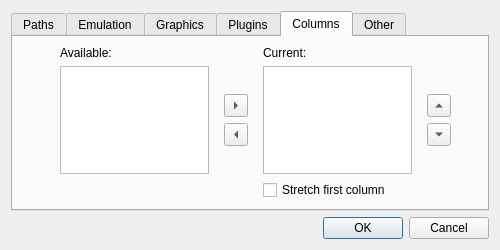
Above: src/settingsdialog.ui from dh4/mupen64plus-qt before the change. Below: the same form after it.
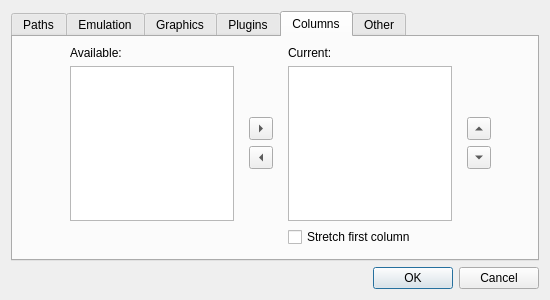
That is the form after the change. The open tabs and pages were chosen to show the change.

Commit message: Fix ugly horizontal scrollbar in Ubuntu

What changed in the file:
```diff
--- a/src/settingsdialog.ui
+++ b/src/settingsdialog.ui
@@ -6,14 +6,14 @@
    <rect>
     <x>0</x>
     <y>0</y>
-    <width>500</width>
-    <height>250</height>
+    <width>550</width>
+    <height>300</height>
    </rect>
   </property>
   <property name="minimumSize">
    <size>
-    <width>500</width>
-    <height>250</height>
+    <width>550</width>
+    <height>300</height>
    </size>
   </property>
   <property name="windowTitle">
@@ -385,9 +385,15 @@
          </property>
          <item row="1" column="0">
           <widget class="QListWidget" name="availableList">
-           <property name="maximumSize">
+           <property name="minimumSize">
             <size>
              <width>160</width>
+             <height>0</height>
+            </size>
+           </property>
+           <property name="maximumSize">
+            <size>
+             <width>170</width>
              <height>250</height>
             </size>
            </property>
@@ -431,9 +437,15 @@
          </item>
          <item row="1" column="2">
           <widget class="QListWidget" name="currentList">
-           <property name="maximumSize">
+           <property name="minimumSize">
             <size>
              <width>160</width>
+             <height>0</height>
+            </size>
+           </property>
+           <property name="maximumSize">
+            <size>
+             <width>170</width>
              <height>250</height>
             </size>
            </property>
```
Left out of the diff: 2 changed lines with no effect on the pictures.
